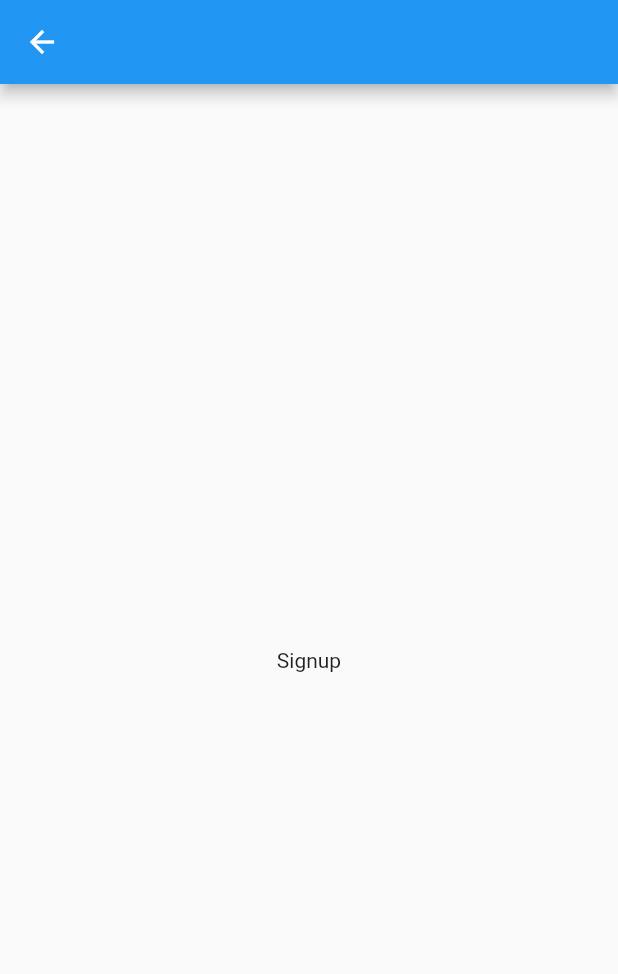
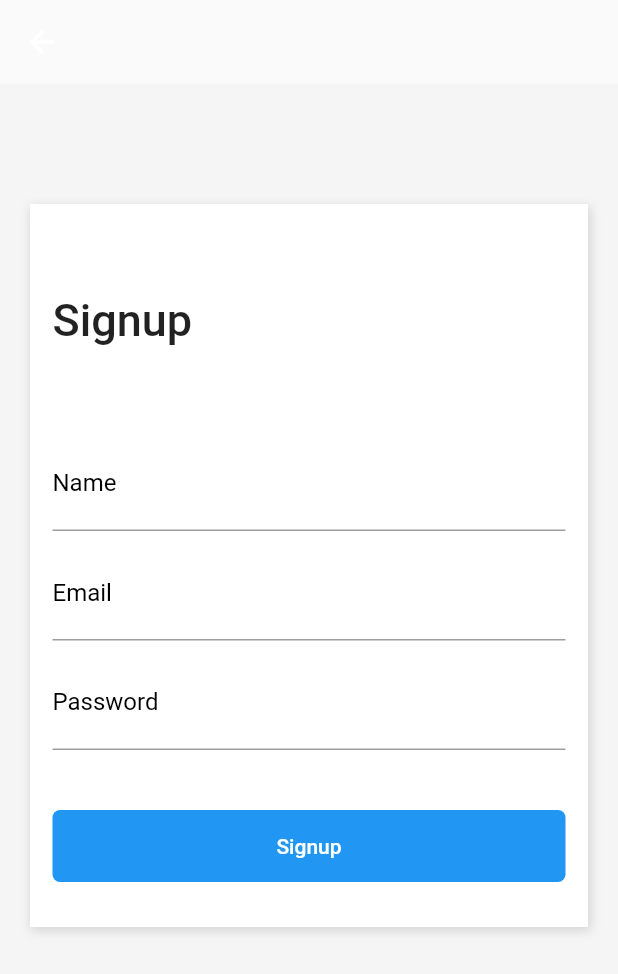
Before and after one commit to oliversieto/shopping_flutter, a Flutter app: the SignupPage screen opened directly, on a phone screen of 412 x 824 dp. Shown: the top 974 px of the screen. Run offline on Flutter 3.47's test engine with Material 2 defaults, Android fonts, the phone set to English and light mode, and no system bars.

Commit message:
refactor: finalização da página de cadastro

```diff
--- a/lib/pages/signup.page.dart
+++ b/lib/pages/signup.page.dart
@@ -4,10 +4,132 @@
   @override
   Widget build(BuildContext context) {
     return Scaffold(
-      appBar: AppBar(),
-      body: Container(
-        child: Center(
-          child: Text("Signup"),
+      appBar: AppBar(
+        backgroundColor: Colors.white.withOpacity(0),
+        elevation: 0,
+      ),
+      body: SingleChildScrollView(
+        child: Container(
+          color: Color(0xFFF5F5F5),
+          padding: EdgeInsets.fromLTRB(
+            20,
+            80,
+            20,
+            40,
+          ),
+          child: Column(
+            children: [
+              Container(
+                decoration: BoxDecoration(
+                  color: Colors.white,
+                  boxShadow: [
+                    new BoxShadow(
+                      color: Colors.black12,
+                      offset: new Offset(1, 2.0),
+                      blurRadius: 5,
+                      spreadRadius: 1,
+                    ),
+                  ],
+                ),
+                child: Padding(
+                  padding: EdgeInsets.only(
+                    left: 15,
+                    right: 15,
+                    top: 60,
+                  ),
+                  child: Column(
+                    crossAxisAlignment: CrossAxisAlignment.stretch,
+                    children: [
+                      Text(
+                        "Signup",
+                        style: TextStyle(
+                          fontSize: 30,
+                          fontWeight: FontWeight.w500,
+                        ),
+                      ),
+                      SizedBox(
+                        height: 60,
+                      ),
+                      TextFormField(
+                        // autofocus: true,
+                        keyboardType: TextInputType.text,
+                        decoration: InputDecoration(
+                          labelText: "Name",
+                          labelStyle: TextStyle(
+                            color: Colors.black,
+                            fontWeight: FontWeight.w400,
+                            fontSize: 16,
+                          ),
+                        ),
+                        style: TextStyle(
+                          fontSize: 20,
+                        ),
+                      ),
+                      SizedBox(
+                        height: 10,
+                      ),
+                      TextFormField(
+                        // autofocus: true,
+                        keyboardType: TextInputType.emailAddress,
+                        decoration: InputDecoration(
+                          labelText: "Email",
+                          labelStyle: TextStyle(
+                            color: Colors.black,
+                            fontWeight: FontWeight.w400,
+                            fontSize: 16,
+                          ),
+                        ),
+                        style: TextStyle(
+                          fontSize: 20,
+                        ),
+                      ),
+                      SizedBox(
+                        height: 10,
+                      ),
+                      TextFormField(
+                        // autofocus: true,
+                        keyboardType: TextInputType.text,
+                        obscureText: true,
+                        decoration: InputDecoration(
+                          labelText: "Password",
+                          labelStyle: TextStyle(
+                            color: Colors.black,
+                            fontWeight: FontWeight.w400,
+                            fontSize: 16,
+                          ),
+                        ),
+                        style: TextStyle(
+                          fontSize: 20,
+                        ),
+                      ),
+                      SizedBox(
+                        height: 40,
+                      ),
+                      Container(
+                        width: double.infinity,
+                        decoration: BoxDecoration(
+                          color: Colors.blue,
+                          borderRadius: BorderRadius.all(
+                            Radius.circular(5),
+                          ),
+                        ),
+                        child: TextButton(
+                          onPressed: () {},
+                          child: Text(
+                            "Signup",
+                            style: TextStyle(color: Colors.white),
+                          ),
+                        ),
+                      ),
+                      SizedBox(
+                        height: 30,
+                      )
+                    ],
+                  ),
+                ),
+              )
+            ],
+          ),
         ),
       ),
     );
```
